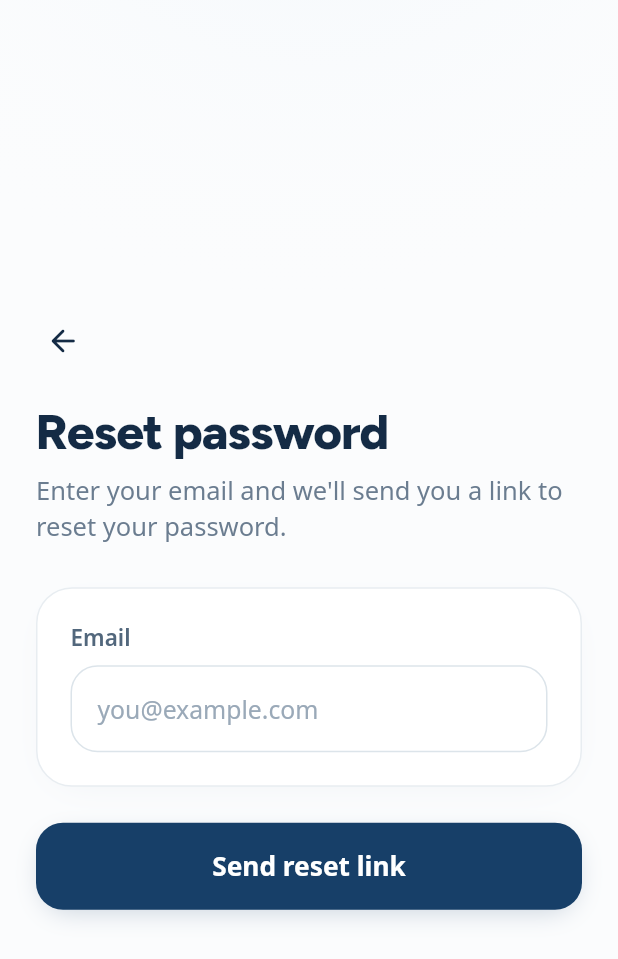
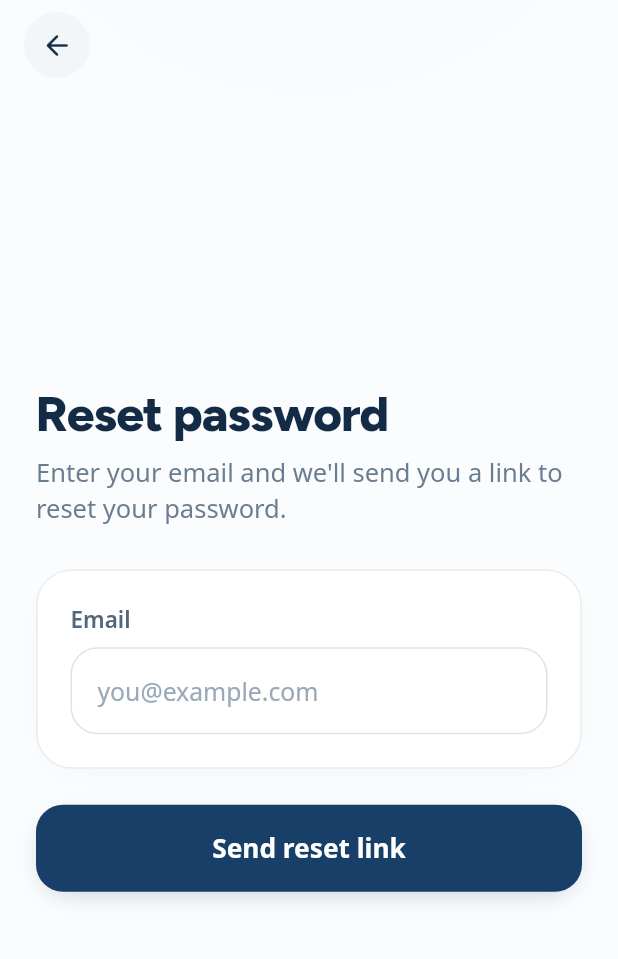
Before and after one commit to WaseemMirzaa/EDS, a Flutter app: the _ForgotForm screen opened directly with empty values, on a phone screen of 412 x 824 dp. Shown: the top 959 px of the screen. Run offline on Flutter 3.47's test engine with Material 3 defaults, Android fonts, the phone set to English and light mode, and no system bars; our stand-ins replace flutter_local_notifications, flutter_timezone, google_fonts, pdf, printing, share_plus and 2 more; accounts and stored records are empty.

Commit message:
Pin auth back button to top-left
The Reset-password back control sat inside the vertically-centred content, so
it floated mid-screen. Add a pinned top-left leading slot to AuthScaffold and
move the back button there.

Co-Authored-By: Claude Opus 4.8 <noreply@anthropic.com>

```diff
--- a/drop_tracker/lib/screens/auth/auth_flow.dart
+++ b/drop_tracker/lib/screens/auth/auth_flow.dart
@@ -274,16 +274,22 @@ class _ForgotFormState extends State<_ForgotForm> {
   @override
   Widget build(BuildContext context) {
     return AuthScaffold(
-      children: [
-        Align(
-          alignment: Alignment.centerLeft,
-          child: InkResponse(
-            radius: 24,
-            onTap: widget.onBack,
-            child: const Padding(padding: EdgeInsets.all(6), child: Icon(Icons.arrow_back_rounded, color: AuthColors.textPrimary)),
+      leading: Semantics(
+        button: true,
+        label: 'Back',
+        child: InkResponse(
+          radius: 26,
+          onTap: widget.onBack,
+          child: Container(
+            width: 44,
+            height: 44,
+            alignment: Alignment.center,
+            decoration: const BoxDecoration(color: AuthColors.surfaceVariant, shape: BoxShape.circle),
+            child: const Icon(Icons.arrow_back_rounded, size: 22, color: AuthColors.textPrimary),
           ),
         ),
-        const SizedBox(height: 24),
+      ),
+      children: [
         AuthHero(
           title: _sent ? 'Check your email' : 'Reset password',
           subtitle: _sent
--- a/drop_tracker/lib/widgets/auth_widgets.dart
+++ b/drop_tracker/lib/widgets/auth_widgets.dart
@@ -36,7 +36,10 @@ class AuthColors {
 /// on small ones, content capped at 420dp, with a whisper-soft top tint.
 class AuthScaffold extends StatelessWidget {
   final List<Widget> children;
-  const AuthScaffold({super.key, required this.children});
+  /// Optional control pinned to the top-left (e.g. a back button), kept out of
+  /// the vertically-centred content so it stays at the top.
+  final Widget? leading;
+  const AuthScaffold({super.key, required this.children, this.leading});
 
   @override
   Widget build(BuildContext context) {
@@ -65,9 +68,9 @@ class AuthScaffold extends StatelessWidget {
           SafeArea(
             child: LayoutBuilder(
               builder: (context, constraints) => SingleChildScrollView(
-                padding: const EdgeInsets.fromLTRB(24, 20, 24, 28),
+                padding: EdgeInsets.fromLTRB(24, leading != null ? 56 : 20, 24, 28),
                 child: ConstrainedBox(
-                  constraints: BoxConstraints(minHeight: constraints.maxHeight - 48),
+                  constraints: BoxConstraints(minHeight: constraints.maxHeight - (leading != null ? 84 : 48)),
                   child: Center(
                     child: ConstrainedBox(
                       constraints: const BoxConstraints(maxWidth: 420),
@@ -82,6 +85,14 @@ class AuthScaffold extends StatelessWidget {
               ),
             ),
           ),
+          // Pinned top-left control (independent of the centred content).
+          if (leading != null)
+            SafeArea(
+              child: Align(
+                alignment: Alignment.topLeft,
+                child: Padding(padding: const EdgeInsets.fromLTRB(16, 8, 16, 0), child: leading),
+              ),
+            ),
         ],
       ),
     );
```
